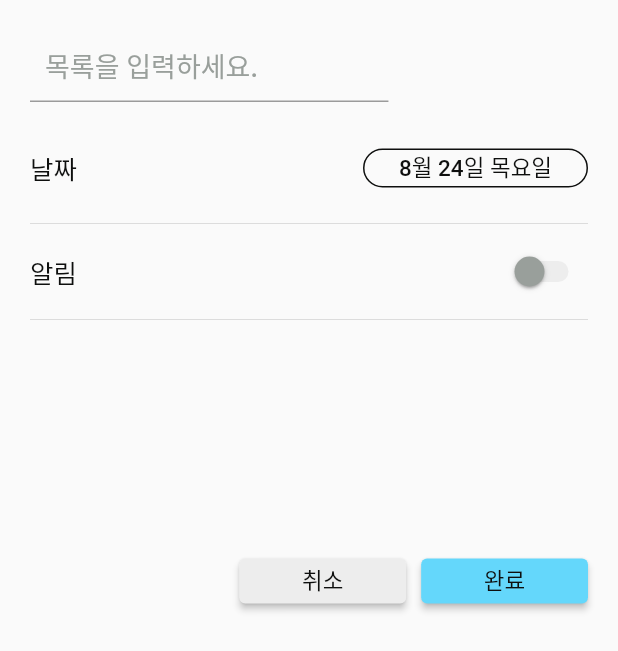
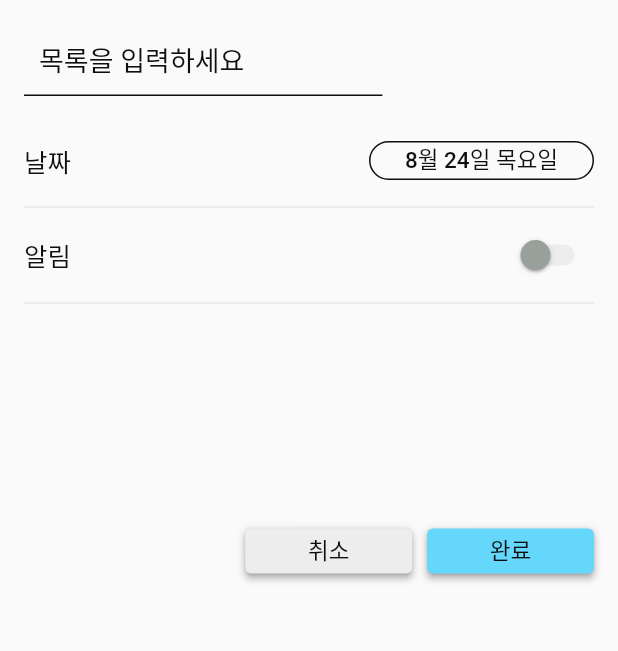
Before and after one commit to GwangjinJeong1/SODA_4TH_HAPIT, a Flutter app: the AddHabit widget shown alone on an empty page, opened directly, on a phone screen of 412 x 824 dp. Shown: the top 651 px of the screen. Run offline on Flutter 3.47's test engine with Material 2 defaults, Android fonts, the phone set to English and light mode, and no system bars; our stand-ins replace cloud_firestore, firebase_auth, firebase_core, flutter_svg, percent_indicator, table_calendar; accounts and stored records are empty; Roboto replaces fonts that are missing (SpoqaHanSansNeo-Medium).

Commit message:
Edit file

```diff
--- a/lib/crud/add_habit.dart
+++ b/lib/crud/add_habit.dart
@@ -24,7 +24,7 @@ class _AddHabitState extends State<AddHabit> {
     var height = MediaQuery.of(context).size.height;
 
     return Container(
-      padding: const EdgeInsets.all(20), // 여백을 추가합니다.
+      padding: const EdgeInsets.all(16), // 여백을 추가합니다.
       height: height * 0.55, // 높이를 조절합니다.
       child: Column(
         mainAxisAlignment: MainAxisAlignment.start,
@@ -34,26 +34,27 @@ class _AddHabitState extends State<AddHabit> {
             width: width * 0.58,
             child: TextFormField(
               controller: habitNameController,
-              decoration: const InputDecoration(
-                contentPadding: EdgeInsets.symmetric(horizontal: 10),
-                hintText: '목록을 입력하세요.',
-                hintStyle: TextStyle(
-                    fontFamily: 'SpoqaHanSansNeo-Medium',
-                    fontSize: 18,
-                    fontWeight: FontWeight.w500,
-                    color: AppColors.bodyText2,
-                    height: 1.5),
+              style: AppTextStyle.body1,
+              cursorColor: AppColors.buttonStroke,
+              decoration: InputDecoration(
+                contentPadding:
+                    const EdgeInsets.symmetric(horizontal: 10, vertical: 0),
+                enabledBorder: const UnderlineInputBorder(
+                    borderSide: BorderSide(color: AppColors.buttonStroke)),
+                focusedBorder: const UnderlineInputBorder(
+                    borderSide: BorderSide(color: AppColors.buttonStroke)),
+                hintText: '목록을 입력하세요',
+                hintStyle: AppTextStyle.body1,
               ),
             ),
           ),
-          const SizedBox(height: 16),
           SizedBox(
             height: height * 0.35,
             width: width,
             child: Form(
               child: Column(
                 children: <Widget>[
-                  const SizedBox(height: 15),
+                  const SizedBox(height: 30),
                   Row(
                     mainAxisAlignment: MainAxisAlignment.spaceAround,
                     children: [
@@ -90,7 +91,7 @@ class _AddHabitState extends State<AddHabit> {
                       )
                     ],
                   ),
-                  const SizedBox(height: 16),
+                  const SizedBox(height: 10),
                   const Divider(),
                   Row(
                     mainAxisAlignment: MainAxisAlignment.spaceAround,
@@ -128,9 +129,18 @@ class _AddHabitState extends State<AddHabit> {
           Row(
             mainAxisAlignment: MainAxisAlignment.end,
             children: [
-              SizedBox(
+              Container(
                 width: width * 0.27,
                 height: 30,
+                decoration: BoxDecoration(
+                  boxShadow: [
+                    BoxShadow(
+                      color: Colors.black.withOpacity(0.15),
+                      blurRadius: 4,
+                      offset: const Offset(0, 1),
+                    )
+                  ],
+                ),
                 child: ElevatedButton(
                   onPressed: () {
                     Navigator.of(context).pop();
@@ -142,9 +152,18 @@ class _AddHabitState extends State<AddHabit> {
                 ),
               ),
               const SizedBox(width: 10),
-              SizedBox(
+              Container(
                 width: width * 0.27,
                 height: 30,
+                decoration: BoxDecoration(
+                  boxShadow: [
+                    BoxShadow(
+                      color: Colors.black.withOpacity(0.15),
+                      blurRadius: 4,
+                      offset: const Offset(0, 1),
+                    )
+                  ],
+                ),
                 child: ElevatedButton(
                   onPressed: () async {
                     final habitName = habitNameController.text;
--- a/pubspec.yaml
+++ b/pubspec.yaml
@@ -73,7 +73,6 @@ flutter:
   #   - images/a_dot_burr.jpeg
   #   - images/a_dot_ham.jpeg
   assets:
-    - assets/fonts/
     - public/images/friend_off.svg
     - public/images/friend_on.svg
     - public/images/home_off.svg
@@ -86,6 +85,9 @@ flutter:
     - public/images/HAPIT_logo.svg
     - public/images/char.svg
     - public/images/celeb.svg
+    - public/images/trashcan.svg
+    - assets/fonts/
+
 
 
   # An image asset can refer to one or more resolution-specific "variants", see
```
Also changed, not shown: lib/crud/update_habit.dart (+73 -31 lines), public/images/trashcan.svg (added).
